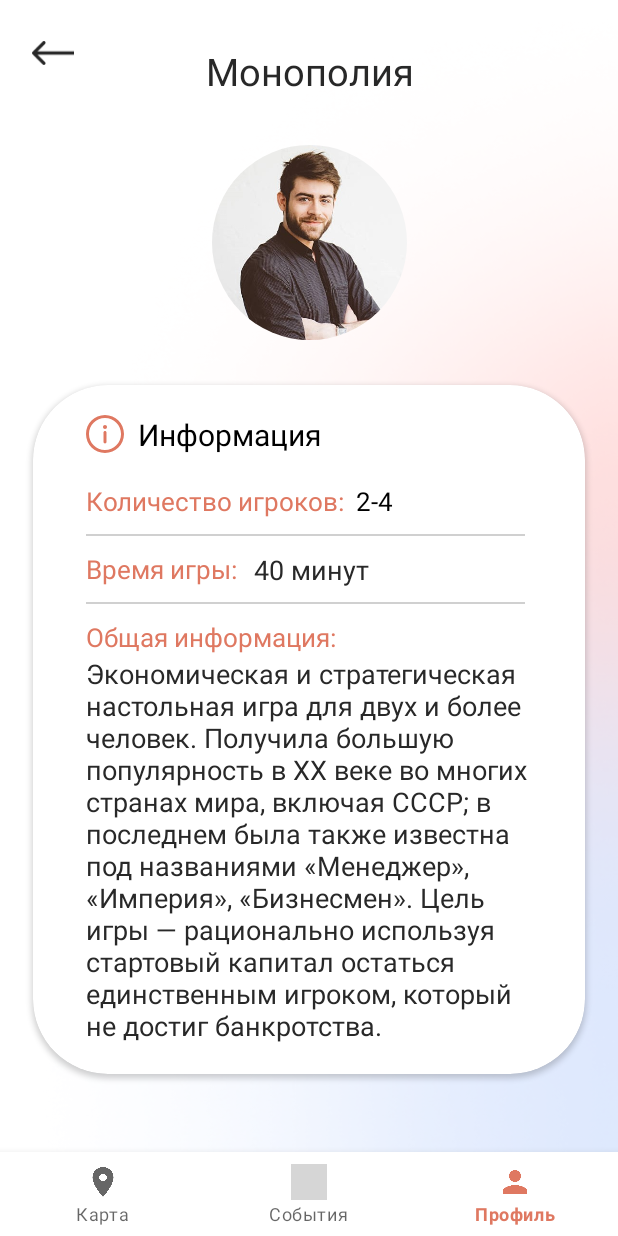
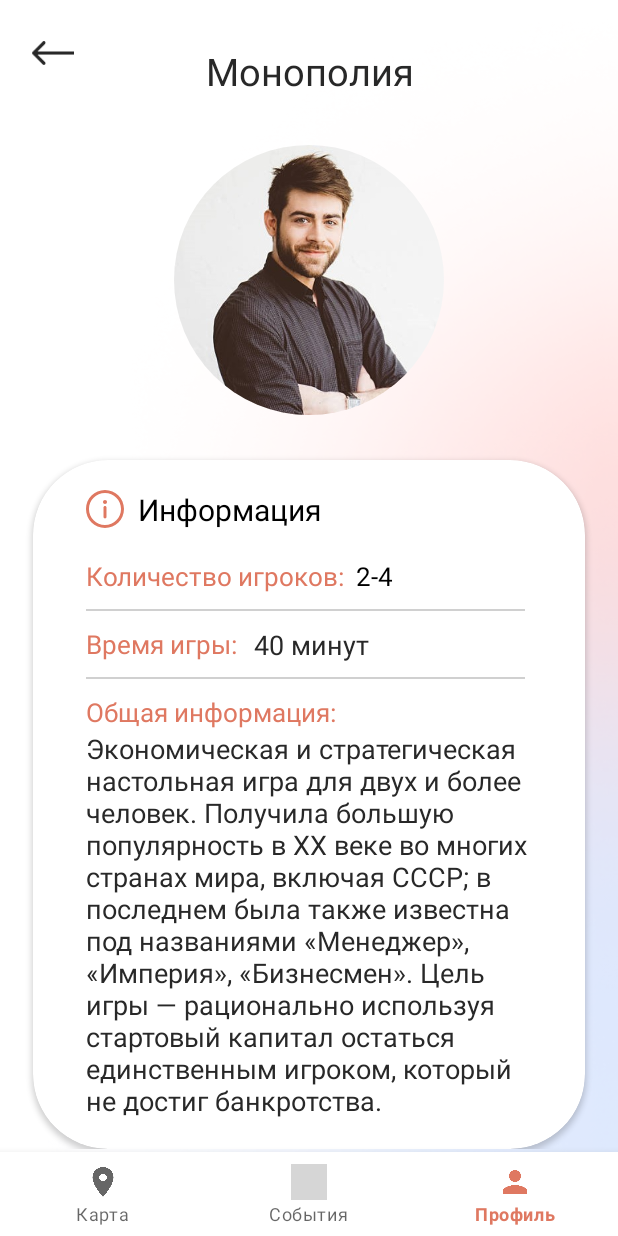
Before and after one commit to SemyonShakurov/Meeple, an Android app: the fragment GameDetailedFragment placed in its activity, on a phone screen of 412 x 824 dp. Run offline under Robolectric (Android 15) with nearby library versions, the phone set to English and light mode, and no system bars; our stand-ins replace Picasso, navigation-ui; libraries missing offline, so code that uses them is left out: com.makeramen.roundedimageview; plain views replace RoundedImageView; pictures from the network do not load; Roboto replaces fonts that are not available here; 31 statements that could not run were skipped; grey boxes are pictures that could not be loaded.

Commit message:
layout corrections

```diff
--- a/app/src/main/res/layout/fragment_game_detailed.xml
+++ b/app/src/main/res/layout/fragment_game_detailed.xml
@@ -1,11 +1,15 @@
 <?xml version="1.0" encoding="utf-8"?>
-<androidx.constraintlayout.widget.ConstraintLayout xmlns:android="http://schemas.android.com/apk/res/android"
+<ScrollView xmlns:android="http://schemas.android.com/apk/res/android"
     xmlns:app="http://schemas.android.com/apk/res-auto"
     xmlns:tools="http://schemas.android.com/tools"
+    android:background="@drawable/main_background"
+    tools:context=".ui.main.games.GameDetailedFragment"
+    android:layout_height="match_parent"
+    android:layout_width="match_parent">
+
+    <androidx.constraintlayout.widget.ConstraintLayout
         android:layout_width="match_parent"
-    android:layout_height="match_parent"
-    tools:context=".ui.main.games.GameDetailedFragment"
-    android:background="@drawable/main_background">
+        android:layout_height="wrap_content">
 
         <TextView
             android:id="@+id/textViewGameTitle"
@@ -20,17 +24,17 @@
 
         <com.makeramen.roundedimageview.RoundedImageView
             android:id="@+id/roundedImageViewGame"
-        android:layout_width="130dp"
-        android:layout_height="130dp"
+            android:layout_width="180dp"
+            android:layout_height="180dp"
             android:layout_marginTop="32dp"
-        android:scaleType="fitCenter"
+            android:scaleType="centerCrop"
             android:src="@drawable/profile_test"
             app:layout_constraintEnd_toEndOf="parent"
             app:layout_constraintStart_toStartOf="parent"
             app:layout_constraintTop_toBottomOf="@+id/textViewGameTitle"
             app:riv_border_color="@color/orange_main"
             app:riv_border_width="2dip"
-        app:riv_corner_radius="50dp"
+            app:riv_corner_radius="70dp"
             app:riv_mutate_background="true" />
 
         <androidx.cardview.widget.CardView
@@ -187,3 +191,4 @@
             app:layout_constraintTop_toTopOf="parent" />
 
     </androidx.constraintlayout.widget.ConstraintLayout>
+</ScrollView>
--- a/app/src/main/res/layout/fragment_profile.xml
+++ b/app/src/main/res/layout/fragment_profile.xml
@@ -24,17 +24,17 @@
 
         <com.makeramen.roundedimageview.RoundedImageView
             android:id="@+id/roundedImageViewAvatarProfile"
-            android:layout_width="130dp"
-            android:layout_height="130dp"
+            android:layout_width="180dp"
+            android:layout_height="180dp"
             android:layout_marginTop="32dp"
-            android:scaleType="fitCenter"
+            android:scaleType="centerCrop"
             android:src="@drawable/profile_test"
             app:layout_constraintEnd_toEndOf="parent"
             app:layout_constraintStart_toStartOf="parent"
             app:layout_constraintTop_toBottomOf="@+id/textViewProfile"
             app:riv_border_color="@color/orange_main"
             app:riv_border_width="2dip"
-            app:riv_corner_radius="50dp"
+            app:riv_corner_radius="70dp"
             app:riv_mutate_background="true" />
 
         <TextView
--- a/app/src/main/res/layout/item_friend.xml
+++ b/app/src/main/res/layout/item_friend.xml
@@ -12,7 +12,7 @@
         android:layout_marginStart="10dp"
         android:layout_marginTop="7dp"
         android:layout_marginBottom="7dp"
-        android:scaleType="fitCenter"
+        android:scaleType="centerCrop"
         android:src="@drawable/profile_test"
         app:layout_constraintBottom_toBottomOf="parent"
         app:layout_constraintStart_toStartOf="parent"
--- a/app/src/main/res/layout/item_friend_request.xml
+++ b/app/src/main/res/layout/item_friend_request.xml
@@ -35,7 +35,7 @@
         android:layout_marginStart="10dp"
         android:layout_marginTop="7dp"
         android:layout_marginBottom="7dp"
-        android:scaleType="fitCenter"
+        android:scaleType="centerCrop"
         android:src="@drawable/profile_test"
         app:layout_constraintBottom_toBottomOf="parent"
         app:layout_constraintStart_toStartOf="parent"
--- a/app/src/main/res/layout/item_small_friend.xml
+++ b/app/src/main/res/layout/item_small_friend.xml
@@ -11,7 +11,7 @@
         android:layout_height="35dp"
         android:layout_marginTop="7dp"
         android:layout_marginBottom="7dp"
-        android:scaleType="fitCenter"
+        android:scaleType="centerCrop"
         android:src="@drawable/profile_test"
         app:layout_constraintBottom_toBottomOf="parent"
         app:layout_constraintStart_toStartOf="parent"
```
Lines whose indentation alone changed are shown as unchanged.
